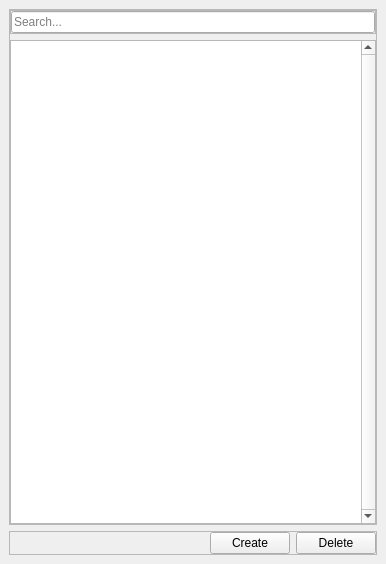
aws/lumberyard, file dev/Gems/GraphCanvas/Code/StaticLib/GraphCanvas/Widgets/Bookmarks/BookmarkDockWidget.ui: the form before one commit.
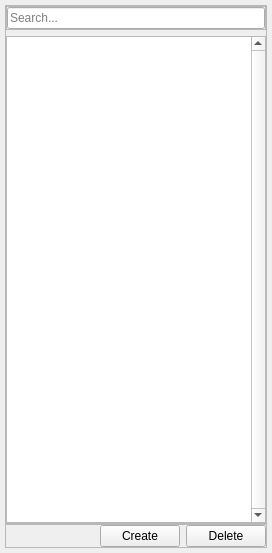
The form after the commit. Custom widgets are drawn as their Qt base class.

Patch:
```diff
--- a/dev/Gems/GraphCanvas/Code/StaticLib/GraphCanvas/Widgets/Bookmarks/BookmarkDockWidget.ui
+++ b/dev/Gems/GraphCanvas/Code/StaticLib/GraphCanvas/Widgets/Bookmarks/BookmarkDockWidget.ui
@@ -6,15 +6,69 @@
    <rect>
     <x>0</x>
     <y>0</y>
-    <width>386</width>
-    <height>564</height>
+    <width>272</width>
+    <height>553</height>
    </rect>
   </property>
+  <property name="minimumSize">
+   <size>
+    <width>0</width>
+    <height>0</height>
+   </size>
+  </property>
   <property name="windowTitle">
    <string>Bookmarks</string>
   </property>
   <widget class="QWidget" name="dockWidgetContents">
    <layout class="QVBoxLayout" name="verticalLayout">
+    <property name="spacing">
+     <number>0</number>
+    </property>
+    <property name="leftMargin">
+     <number>5</number>
+    </property>
+    <property name="topMargin">
+     <number>5</number>
+    </property>
+    <property name="rightMargin">
+     <number>5</number>
+    </property>
+    <property name="bottomMargin">
+     <number>5</number>
+    </property>
+    <item>
+     <widget class="QScrollArea" name="scrollArea">
+      <property name="frameShape">
+       <enum>QFrame::NoFrame</enum>
+      </property>
+      <property name="widgetResizable">
+       <bool>true</bool>
+      </property>
+      <widget class="QWidget" name="scrollAreaWidgetContents">
+       <property name="geometry">
+        <rect>
+         <x>0</x>
+         <y>0</y>
+         <width>262</width>
+         <height>521</height>
+        </rect>
+       </property>
+       <layout class="QVBoxLayout" name="verticalLayout_4">
+        <property name="spacing">
+         <number>0</number>
+        </property>
+        <property name="leftMargin">
+         <number>0</number>
+        </property>
+        <property name="topMargin">
+         <number>0</number>
+        </property>
+        <property name="rightMargin">
+         <number>0</number>
+        </property>
+        <property name="bottomMargin">
+         <number>0</number>
+        </property>
     <item>
      <widget class="QFrame" name="frame">
       <property name="frameShape">
@@ -192,6 +246,10 @@
         </widget>
        </item>
       </layout>
+         </widget>
+        </item>
+       </layout>
+      </widget>
      </widget>
     </item>
    </layout>
```
Lines whose indentation alone changed are shown as unchanged.
